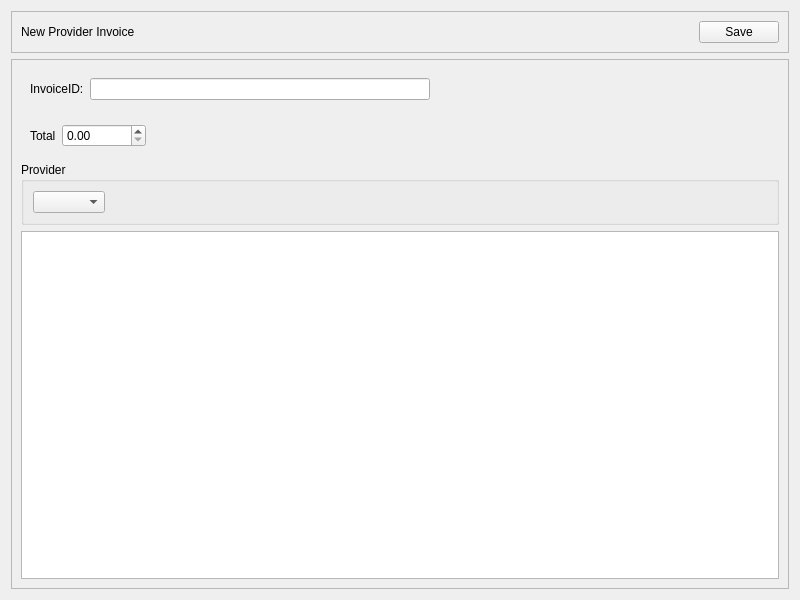
Qt form penyamanager/admin/newproviderinvoiceview.ui (eguzki/penyamanager) before a commit.
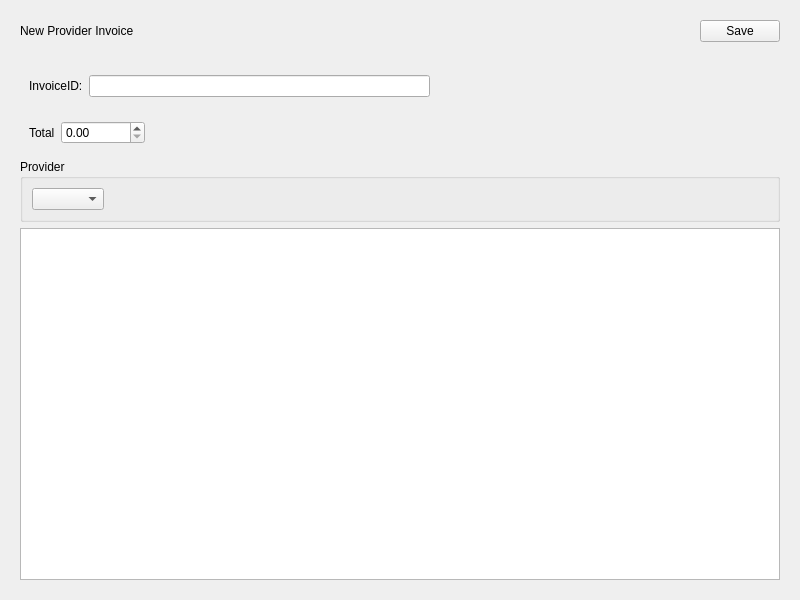
The same form after that commit.

```diff
--- a/penyamanager/admin/newproviderinvoiceview.ui
+++ b/penyamanager/admin/newproviderinvoiceview.ui
@@ -57,19 +57,13 @@
   </property>
   <layout class="QVBoxLayout" name="verticalLayout">
    <item>
-    <widget class="QFrame" name="topFrame">
+    <widget class="QWidget" name="topWidget" native="true">
      <property name="sizePolicy">
       <sizepolicy hsizetype="Preferred" vsizetype="Fixed">
        <horstretch>0</horstretch>
        <verstretch>0</verstretch>
       </sizepolicy>
      </property>
-     <property name="frameShape">
-      <enum>QFrame::StyledPanel</enum>
-     </property>
-     <property name="frameShadow">
-      <enum>QFrame::Raised</enum>
-     </property>
      <layout class="QHBoxLayout" name="horizontalLayout">
       <item>
        <widget class="QLabel" name="titleLabel">
@@ -102,13 +96,7 @@
     </widget>
    </item>
    <item>
-    <widget class="QFrame" name="providerDataFrame">
-     <property name="frameShape">
-      <enum>QFrame::StyledPanel</enum>
-     </property>
-     <property name="frameShadow">
-      <enum>QFrame::Raised</enum>
-     </property>
+    <widget class="QWidget" name="providerDataWidget" native="true">
      <layout class="QVBoxLayout" name="verticalLayout_4">
       <item>
        <widget class="QWidget" name="nameFormWidget" native="true">
```
